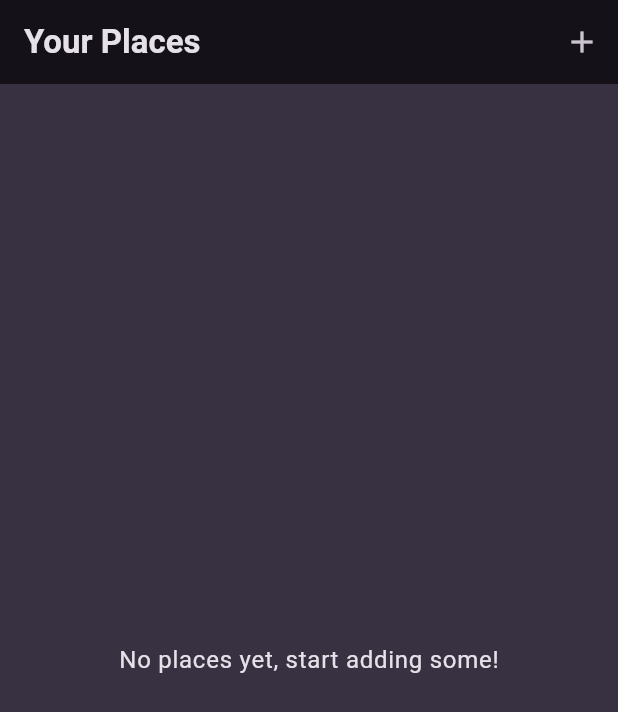
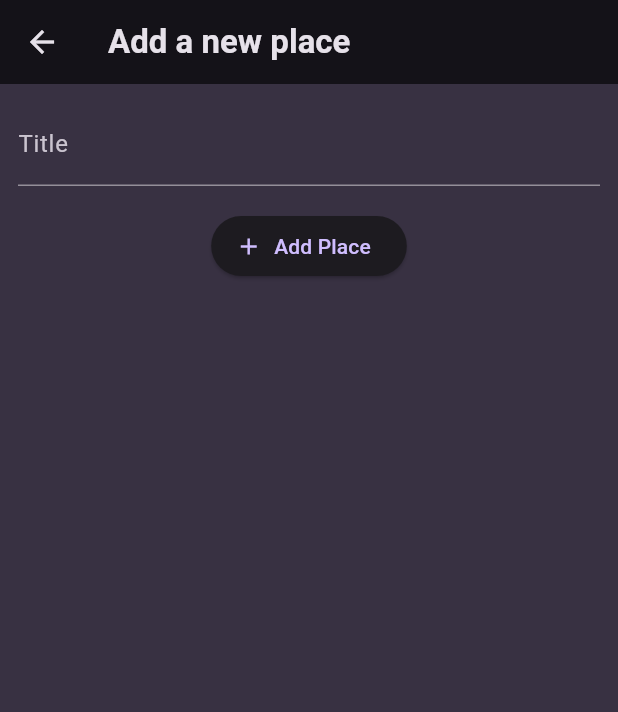
Before and after one commit to Avishka-Dulanjana/Favorite-Places-App, a Flutter app: the screen it shows after launch, after a tap on the "add" icon, on a phone screen of 412 x 824 dp. Shown: the top 712 px of the screen. Run offline on Flutter 3.47's test engine with Material 3 defaults, Android fonts, the phone set to English and light mode, and no system bars; our stand-ins replace google_fonts.

Commit message:
Adding Add Place Screen and Navigation

```diff
--- a/lib/screens/add_place.dart
+++ b/lib/screens/add_place.dart
@@ -0,0 +1,48 @@
+import 'package:flutter/material.dart';
+
+class AddPlaceScreen extends StatefulWidget {
+  const AddPlaceScreen({super.key});
+
+  @override
+  State<AddPlaceScreen> createState() {
+    return _AddPlaceScreenState();
+  }
+}
+
+class _AddPlaceScreenState extends State<AddPlaceScreen> {
+  final _titleController = TextEditingController();
+
+  @override
+  void dispose() {
+    _titleController.dispose();
+    super.dispose();
+  }
+
+  @override
+  Widget build(BuildContext context) {
+    return Scaffold(
+      appBar: AppBar(
+        title: const Text('Add a new place'),
+      ),
+      body: SingleChildScrollView(
+        padding: const EdgeInsets.all(12),
+        child: Column(
+          children: [
+            TextField(
+              decoration: const InputDecoration(labelText: 'Title'),
+              controller: _titleController,
+              style:
+                  TextStyle(color: Theme.of(context).colorScheme.onBackground),
+            ),
+            const SizedBox(height: 16),
+            ElevatedButton.icon(
+              onPressed: () {},
+              icon: const Icon(Icons.add),
+              label: const Text('Add Place'),
+            ),
+          ],
+        ),
+      ),
+    );
+  }
+}
--- a/lib/screens/places.dart
+++ b/lib/screens/places.dart
@@ -1,3 +1,4 @@
+import 'package:favourite_places/screens/add_place.dart';
 import 'package:flutter/material.dart';
 
 import '../widgets/places_list.dart';
@@ -12,7 +13,11 @@ class PlacesScreen extends StatelessWidget {
         title: const Text('Your Places'),
         actions: [
           IconButton(
-            onPressed: () {},
+            onPressed: () {
+              Navigator.of(context).push(MaterialPageRoute(
+                builder: (context) => const AddPlaceScreen(),
+              ));
+            },
             icon: const Icon(Icons.add),
           ),
         ],
```
